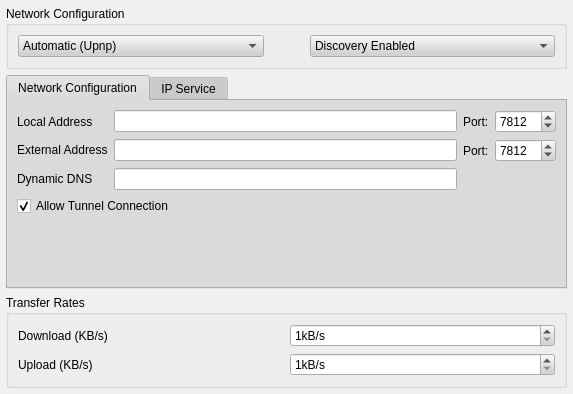
Qt form retroshare-gui/src/gui/settings/ServerPage.ui (RetroShare/RetroShare) before a commit.
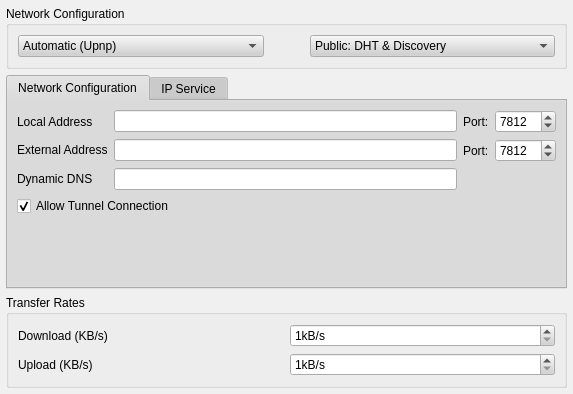
The same form after that commit.

Commit message: * Tweaks to switch DHT On/Off, (coupled with Discovery) 	* display of DHT size. 	* Added CoreFoundation to .pro file.

```diff
--- a/retroshare-gui/src/gui/settings/ServerPage.ui
+++ b/retroshare-gui/src/gui/settings/ServerPage.ui
@@ -492,9 +492,6 @@
    <property name="margin">
     <number>6</number>
    </property>
-   <property name="spacing">
-    <number>6</number>
-   </property>
    <item row="0" column="0">
     <widget class="QGroupBox" name="groupBox_2">
      <property name="sizePolicy">
@@ -546,12 +543,18 @@
         </item>
         <item>
          <widget class="QComboBox" name="discComboBox">
+          <property name="minimumSize">
+           <size>
+            <width>200</width>
+            <height>0</height>
+           </size>
+          </property>
           <property name="toolTip">
            <string>Should be disabled if you don't want to share connection information between peers.</string>
           </property>
           <item>
            <property name="text">
-            <string>Discovery Enabled</string>
+            <string>Public: DHT &amp; Discovery</string>
            </property>
           </item>
           <item>
```
Left out of the diff: 18 changed lines with no effect on the pictures. The commit also changes 3 other files.
